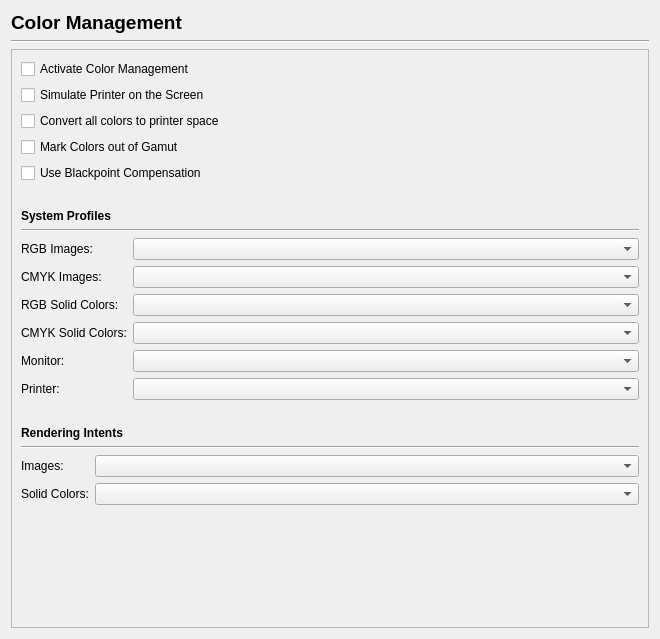
scribusproject/scribus, file scribus/ui/prefs_colormanagementbase.ui: the form before one commit.
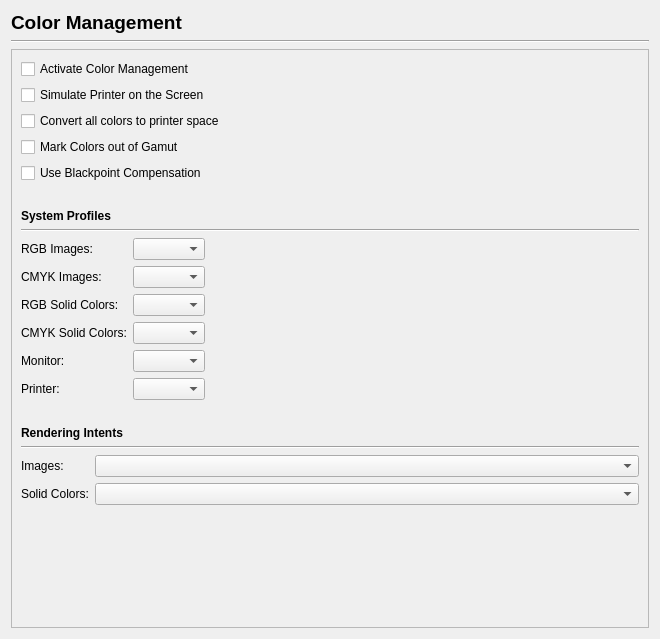
The form after the commit.

Commit message: First part of new colour management prefs pane..

Diff of the .ui file:
```diff
--- a/scribus/ui/prefs_colormanagementbase.ui
+++ b/scribus/ui/prefs_colormanagementbase.ui
@@ -125,6 +125,9 @@
        </item>
        <item>
         <layout class="QFormLayout" name="formLayout">
+         <property name="fieldGrowthPolicy">
+          <enum>QFormLayout::FieldsStayAtSizeHint</enum>
+         </property>
          <property name="formAlignment">
           <set>Qt::AlignLeading|Qt::AlignLeft|Qt::AlignTop</set>
          </property>
@@ -178,17 +181,7 @@
           </widget>
          </item>
          <item row="3" column="1">
-          <widget class="QComboBox" name="comboBox_4"/>
-         </item>
-         <item row="4" column="0">
-          <widget class="QLabel" name="label_2">
-           <property name="text">
-            <string>Monitor:</string>
-           </property>
-          </widget>
-         </item>
-         <item row="4" column="1">
-          <widget class="QComboBox" name="comboBox_5"/>
+          <widget class="QComboBox" name="cmykSolidProfileComboBox"/>
          </item>
          <item row="5" column="0">
           <widget class="QLabel" name="label_3">
@@ -198,7 +191,17 @@
           </widget>
          </item>
          <item row="5" column="1">
-          <widget class="QComboBox" name="comboBox_6"/>
+          <widget class="QComboBox" name="printerProfileComboBox"/>
+         </item>
+         <item row="4" column="1">
+          <widget class="QComboBox" name="monitorProfileComboBox"/>
+         </item>
+         <item row="4" column="0">
+          <widget class="QLabel" name="label_2">
+           <property name="text">
+            <string>Monitor:</string>
+           </property>
+          </widget>
          </item>
         </layout>
        </item>
```
Left out of the diff: 20 changed lines with no effect on the pictures. The commit also changes 3 other files.
